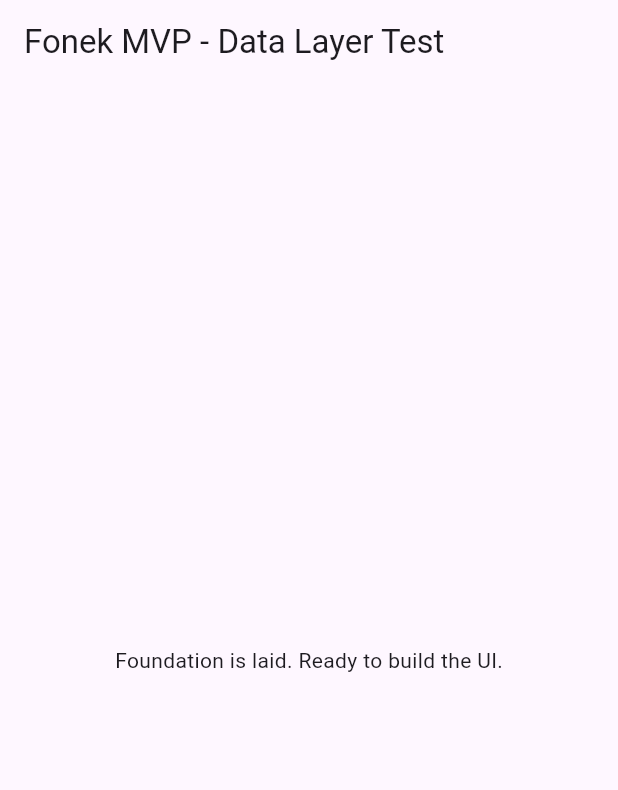
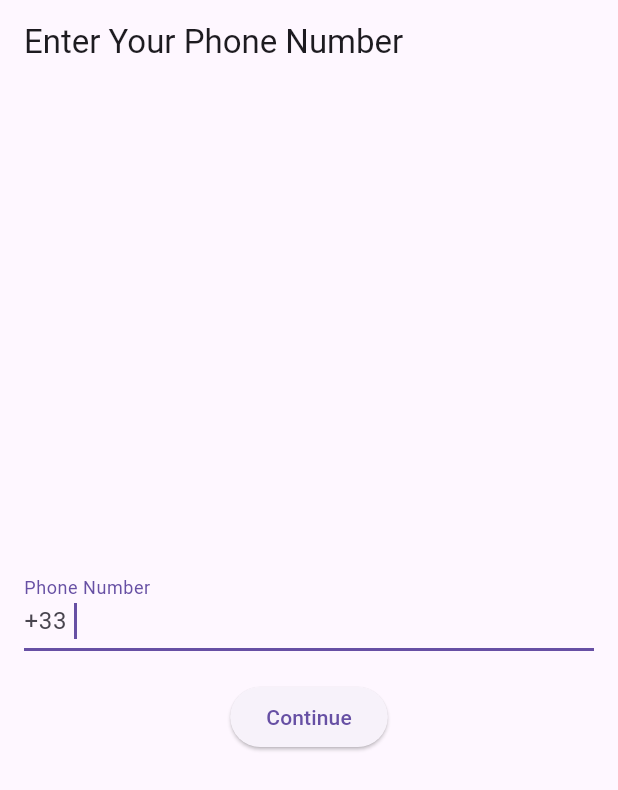
Before and after one commit to serisow/fonek_mobile, a Flutter app: the screen it shows after launch, on a phone screen of 412 x 824 dp. Shown: the top 790 px of the screen. Run offline on Flutter 3.47's test engine with Material 3 defaults, Android fonts, the light colour scheme and no system bars; our stand-ins replace flutter_dotenv.

Commit message:
Add phone auth sreen and communication with the backend.

```diff
--- a/lib/main.dart
+++ b/lib/main.dart
@@ -4,17 +4,19 @@
 
 import 'src/data/repositories/auth_repository.dart';
 import 'src/data/repositories/auth_repository_impl.dart';
+import 'src/presentation/screens/phone_auth_screen.dart'; // Import our new screen
 
+// main() must be async to wait for dotenv to load.
 Future<void> main() async {
+  // Load environment variables before running the app.
   await dotenv.load(fileName: ".env");
 
   runApp(
-    // The "Grand Assembler" for our Liaison Agents.
-    // We fabricate our agents and make them available
-    // to the entire application via Provider.
+    // The "Grand Assembler" must use MultiProvider
+    // to be able to provide all our future dependencies.
     MultiProvider(
       providers: [
-        // Ici, nous fabriquons et fournissons notre premier Agent de Liaison.
+        // Here, we fabricate and provide our first Liaison Agent.
         Provider<AuthRepository>(
           create: (_) => AuthRepositoryImpl(),
         ),
@@ -25,7 +27,6 @@
   );
 }
 
-
 class MyApp extends StatelessWidget {
   const MyApp({super.key});
 
@@ -33,14 +34,12 @@
   Widget build(BuildContext context) {
     return MaterialApp(
       title: 'Fonek',
-      home: Scaffold(
-        appBar: AppBar(
-          title: const Text('Fonek MVP - Data Layer Test'),
-        ),
-        body: const Center(
-          child: Text('Foundation is laid. Ready to build the UI.'),
-        ),
+      theme: ThemeData(
+        primarySwatch: Colors.blue,
+        visualDensity: VisualDensity.adaptivePlatformDensity,
       ),
+      // The home screen is now our authentication screen.
+      home: const PhoneAuthScreen(),
     );
   }
 }
--- /dev/null
+++ b/lib/src/presentation/screens/phone_auth_screen.dart
@@ -0,0 +1,96 @@
+import 'package:flutter/material.dart';
+import 'package:provider/provider.dart';
+
+import '../../data/repositories/auth_repository.dart';
+
+class PhoneAuthScreen extends StatefulWidget {
+  const PhoneAuthScreen({super.key});
+
+  @override
+  State<PhoneAuthScreen> createState() => _PhoneAuthScreenState();
+}
+
+class _PhoneAuthScreenState extends State<PhoneAuthScreen> {
+  // Local state for the UI: controller for the text field and loading state.
+  final _phoneController = TextEditingController();
+  bool _isLoading = false;
+  // Storing the prefix as a constant for clarity and reusability.
+  static const String _phonePrefix = '+33';
+
+  // This method is a "UI Artisan". Its job is to command the Decider.
+  Future<void> _requestOtp() async {
+    if (_phoneController.text.isEmpty) {
+      print("Phone number is empty");
+      return;
+    }
+
+    setState(() {
+      _isLoading = true;
+    });
+
+    try {
+      final authRepo = context.read<AuthRepository>();
+
+      // [CORRECTION] Assemble the full phone number before sending.
+      // This is the core translation logic.
+      final String fullPhoneNumber = '$_phonePrefix${_phoneController.text.trim()}';
+
+      print("Attempting to request OTP for: $fullPhoneNumber"); // Good for debugging.
+
+      await authRepo.requestOtp(fullPhoneNumber);
+
+      print("OTP requested successfully! Navigate to OTP screen.");
+
+    } catch (e) {
+      print("Error requesting OTP: $e");
+    } finally {
+      if (mounted) {
+        setState(() {
+          _isLoading = false;
+        });
+      }
+    }
+  }
+
+  @override
+  Widget build(BuildContext context) {
+    return Scaffold(
+      appBar: AppBar(
+        title: const Text('Enter Your Phone Number'),
+      ),
+      body: Padding(
+        padding: const EdgeInsets.all(16.0),
+        child: Column(
+          mainAxisAlignment: MainAxisAlignment.center,
+          children: [
+            TextField(
+              controller: _phoneController,
+              decoration: const InputDecoration(
+                labelText: 'Phone Number',
+                // The prefix text is for display purposes only.
+                prefixText: '$_phonePrefix ',
+              ),
+              keyboardType: TextInputType.phone,
+              // Optional: improve UX by automatically moving cursor
+              autofocus: true,
+            ),
+            const SizedBox(height: 20),
+            _isLoading
+                ? const CircularProgressIndicator()
+                : ElevatedButton(
+                    onPressed: _requestOtp,
+                    child: const Text('Continue'),
+                  ),
+          ],
+        ),
+      ),
+    );
+  }
+
+  @override
+  void dispose() {
+    // Clean up the controller when the widget is removed.
+    _phoneController.dispose();
+    super.dispose();
+  }
+}
```
Also changed, not shown: lib/src/data/repositories/auth_repository_impl.dart (+10 -4 lines).
